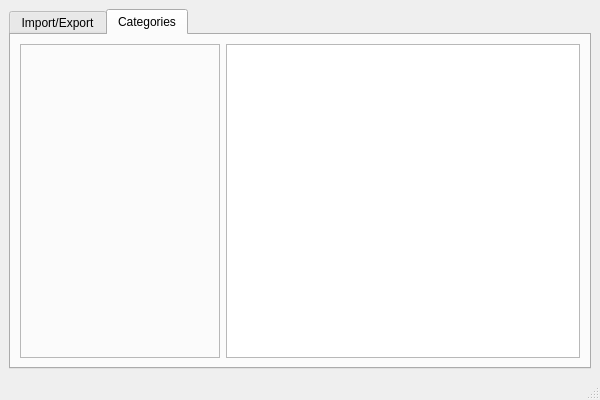
Above: GeneBioPy/resources/reader.ui from biotecufam/genebiopy before the change. Below: the same form after it.
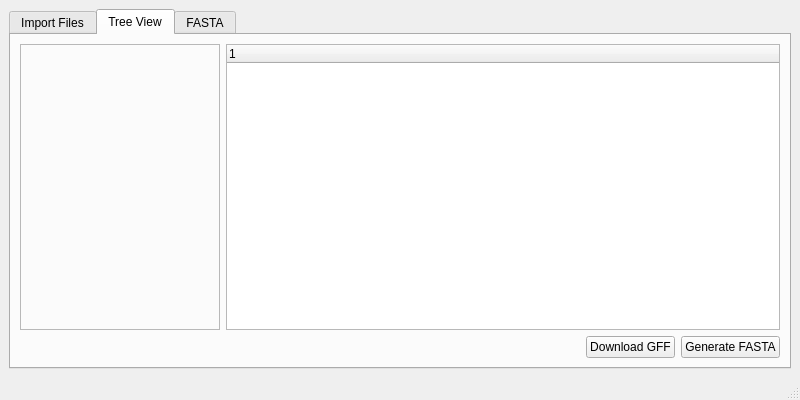
That is the form after the change. The open tabs and pages were chosen to show the change.

Commit message: Inserted TreeView by category

```diff
--- a/GeneBioPy/resources/reader.ui
+++ b/GeneBioPy/resources/reader.ui
@@ -6,7 +6,7 @@
    <rect>
     <x>0</x>
     <y>0</y>
-    <width>600</width>
+    <width>800</width>
     <height>400</height>
    </rect>
   </property>
@@ -14,7 +14,7 @@
    <string>BioPython</string>
   </property>
   <widget class="QWidget" name="centralwidget">
-   <layout class="QVBoxLayout" name="verticalLayout">
+   <layout class="QHBoxLayout" name="horizontalLayout">
     <item>
      <widget class="QTabWidget" name="tabWidget">
       <property name="currentIndex">
@@ -22,7 +22,7 @@
       </property>
       <widget class="QWidget" name="tableTab">
        <attribute name="title">
-        <string>Import/Export</string>
+        <string>Import Files</string>
        </attribute>
        <layout class="QGridLayout" name="gridLayout">
         <item row="0" column="0">
@@ -62,10 +62,24 @@
       </widget>
       <widget class="QWidget" name="treeTab">
        <attribute name="title">
-        <string>Categories</string>
+        <string>Tree View</string>
        </attribute>
-       <layout class="QHBoxLayout" name="horizontalLayout">
-        <item>
+       <layout class="QGridLayout" name="gridLayout_2">
+        <item row="1" column="4">
+         <widget class="QPushButton" name="fastaBtn">
+          <property name="text">
+           <string>Generate FASTA</string>
+          </property>
+         </widget>
+        </item>
+        <item row="1" column="3">
+         <widget class="QPushButton" name="gffBtn">
+          <property name="text">
+           <string>Download GFF</string>
+          </property>
+         </widget>
+        </item>
+        <item row="0" column="0">
          <widget class="QFrame" name="pizzaFrame">
           <property name="sizePolicy">
            <sizepolicy hsizetype="Fixed" vsizetype="Preferred">
@@ -87,8 +101,37 @@
           </property>
          </widget>
         </item>
+        <item row="0" column="1" colspan="4">
+         <widget class="QTreeWidget" name="treeWidget">
+          <column>
+           <property name="text">
+            <string/>
+           </property>
+          </column>
+         </widget>
+        </item>
+        <item row="1" column="1">
+         <spacer name="horizontalSpacer">
+          <property name="orientation">
+           <enum>Qt::Horizontal</enum>
+          </property>
+          <property name="sizeHint" stdset="0">
+           <size>
+            <width>40</width>
+            <height>20</height>
+           </size>
+          </property>
+         </spacer>
+        </item>
+       </layout>
+      </widget>
+      <widget class="QWidget" name="fastaTab">
+       <attribute name="title">
+        <string>FASTA</string>
+       </attribute>
+       <layout class="QHBoxLayout" name="horizontalLayout_2">
         <item>
-         <widget class="QTreeView" name="treeView"/>
+         <widget class="QTextEdit" name="fastaText"/>
         </item>
        </layout>
       </widget>
```
Left out of the diff: 2 changed lines with no effect on the pictures. The commit also changes 5 other files.
